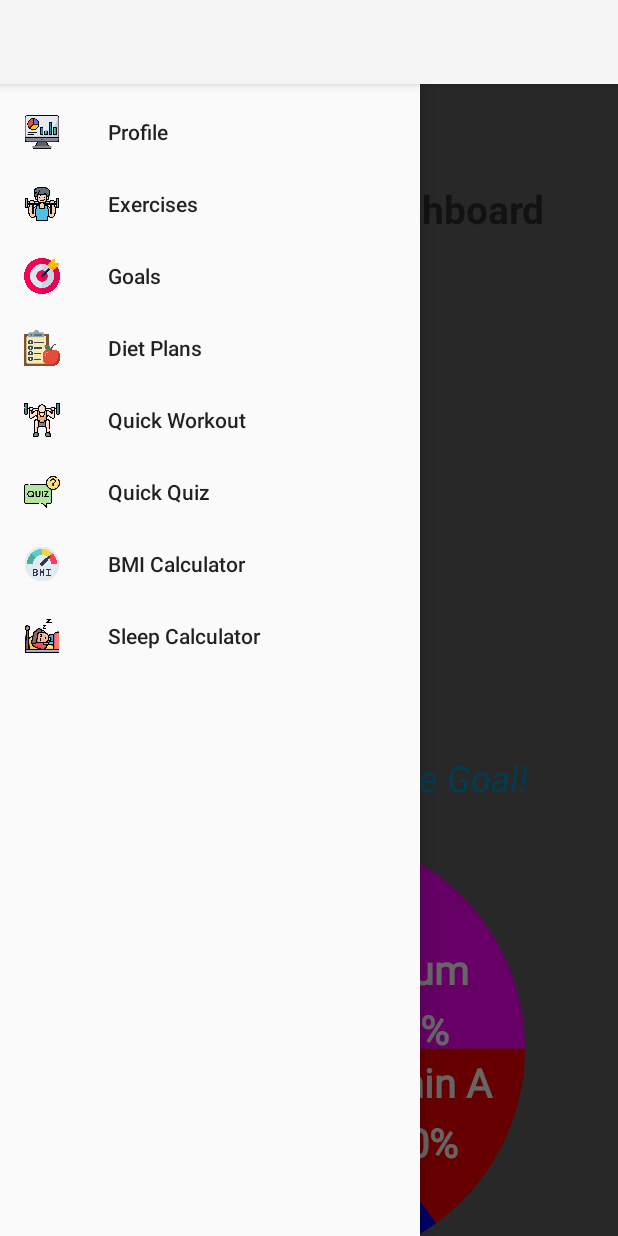
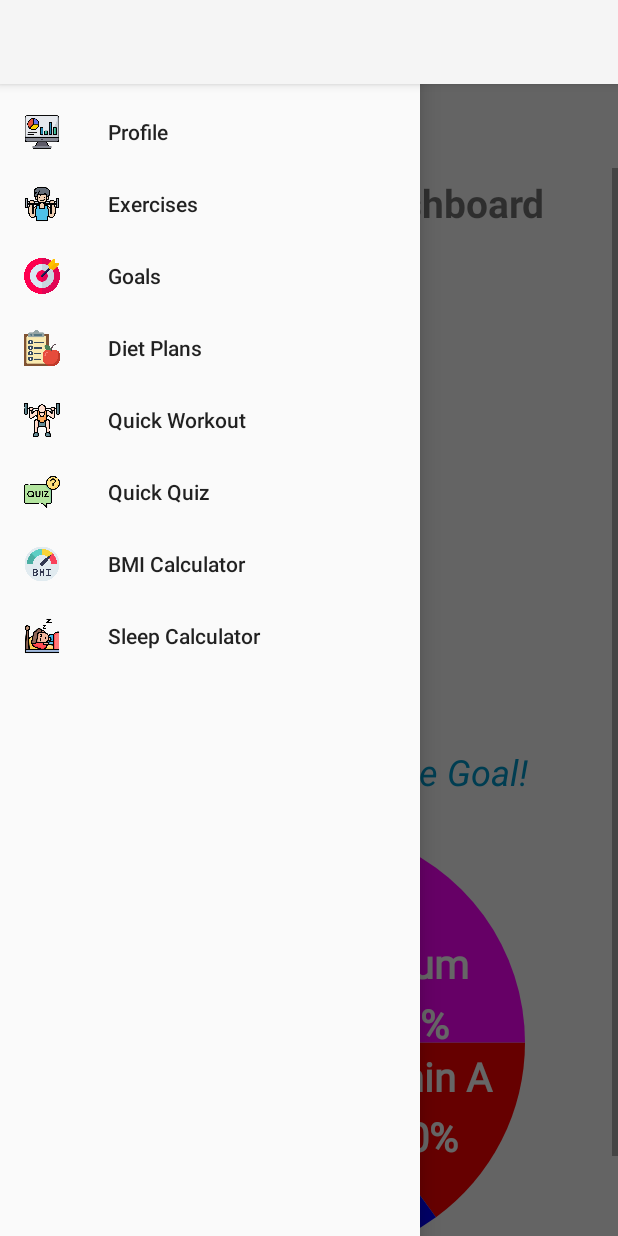
Before and after one commit to Siddhesh716/Android-Project, an Android app: the DashboardActivity screen opened directly, with no data from a screen before it, with the side drawer open, on a phone screen of 412 x 824 dp. Run offline under Robolectric (Android 15) with nearby library versions, the phone set to English and light mode, and no system bars; 1 statement that could not run was skipped.

Commit message:
Scrollable Content

```diff
--- a/app/src/main/AndroidManifest.xml
+++ b/app/src/main/AndroidManifest.xml
@@ -12,6 +12,7 @@
         android:roundIcon="@mipmap/fit"
         android:supportsRtl="true"
         android:theme="@style/Theme.Basic"
+        android:windowSoftInputMode="adjustResize"
         tools:targetApi="31">
         <activity
             android:name=".MainActivity"
--- a/app/src/main/res/layout/activity_dashboard.xml
+++ b/app/src/main/res/layout/activity_dashboard.xml
@@ -8,11 +8,21 @@
     android:fitsSystemWindows="true"
     tools:context=".DashboardActivity">
 
+    <LinearLayout
+        android:layout_width="match_parent"
+        android:layout_height="match_parent"
+        android:orientation="vertical">
+
     <androidx.appcompat.widget.Toolbar
         android:id="@+id/toolbar"
         android:layout_width="match_parent"
         android:layout_height="?attr/actionBarSize"
         android:textColor="@android:color/black"/>
+
+    <ScrollView
+        android:layout_width="match_parent"
+        android:layout_height="match_parent"
+        android:fillViewport="true">
 
     <androidx.constraintlayout.widget.ConstraintLayout
         android:layout_width="match_parent"
@@ -26,7 +36,7 @@
             android:text="Welcome to the Dashboard"
             android:textSize="26sp"
             android:textStyle="bold"
-            android:layout_marginTop="65dp"
+            android:layout_marginTop="5dp"
             app:layout_constraintTop_toTopOf="parent"
             app:layout_constraintStart_toStartOf="parent"
             app:layout_constraintEnd_toEndOf="parent"/>
@@ -88,6 +98,9 @@
             app:layout_constraintEnd_toEndOf="parent"/>
     </androidx.constraintlayout.widget.ConstraintLayout>
 
+    </ScrollView>
+</LinearLayout>
+
     <com.google.android.material.navigation.NavigationView
         android:id="@+id/nav_view"
         android:layout_width="wrap_content"
```
